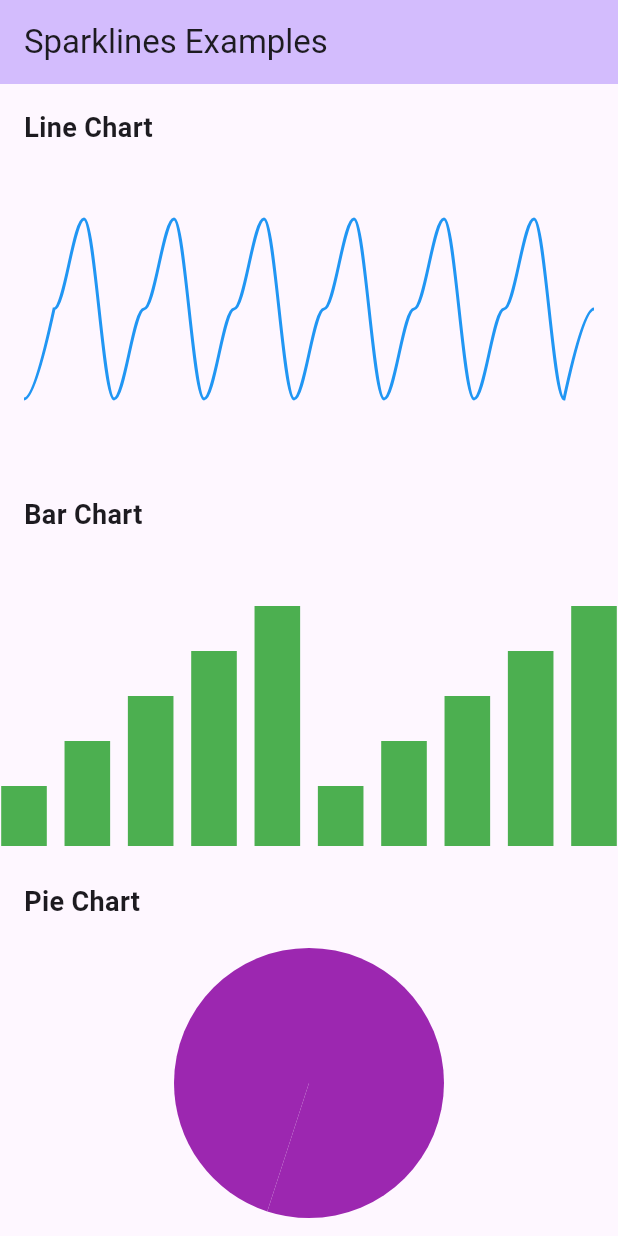
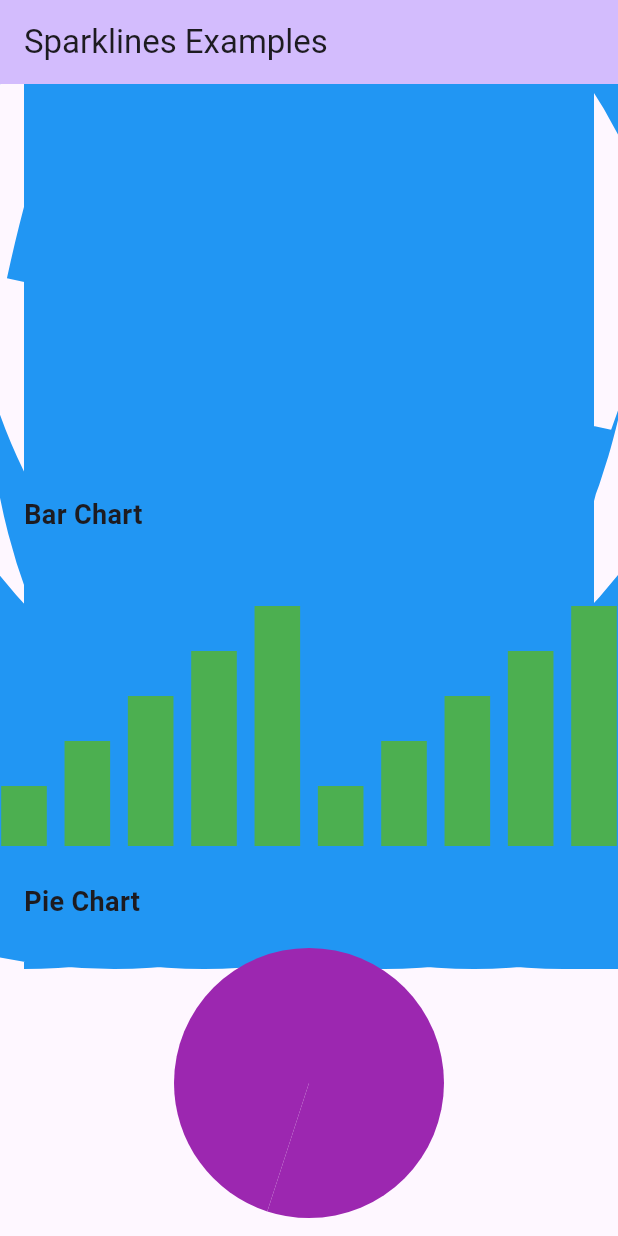
Before and after one commit to andry-brill/a-sparklines, a Flutter app: the screen it shows after launch, on a phone screen of 412 x 824 dp. Run offline on Flutter 3.47's test engine with Material 3 defaults, Android fonts, the phone set to English and light mode, and no system bars.

Commit message:
Relative dimension

```diff
--- a/sparklines/lib/sparklines.dart
+++ b/sparklines/lib/sparklines.dart
@@ -12,3 +12,4 @@ export 'src/interfaces.dart';
 
 // Enums
 export 'src/stroke_align.dart';
+export 'src/relative_dimension.dart';
--- a/sparklines/lib/src/coordinate_transformer.dart
+++ b/sparklines/lib/src/coordinate_transformer.dart
@@ -1,4 +1,5 @@
 import 'package:flutter/material.dart';
+import 'relative_dimension.dart';
 
 /// Transforms data coordinates to screen coordinates
 class CoordinateTransformer {
@@ -9,7 +10,7 @@ class CoordinateTransformer {
   final double width;
   final double height;
   final bool relativeDataPoints;
-  final bool relativeDimensions;
+  final RelativeDimension relativeDimensions;
   final bool crop;
 
   CoordinateTransformer({
@@ -20,7 +21,7 @@ class CoordinateTransformer {
     required this.width,
     required this.height,
     this.relativeDataPoints = true,
-    this.relativeDimensions = true,
+    this.relativeDimensions = RelativeDimension.width,
     this.crop = false,
   }) {
     assert(minX < maxX, 'minX must be less than maxX');
@@ -53,10 +54,23 @@ class CoordinateTransformer {
 
   /// Transform a relative width to absolute pixels
   double transformWidth(double relativeWidth) {
-    if (relativeDimensions) {
-      return relativeWidth * width;
-    } else {
-      return relativeWidth;
+    return transformDimension(relativeWidth);
+  }
+
+  /// Transform a dimensional value based on relativeDimensions setting
+  /// If value is infinity, returns it unchanged
+  double transformDimension(double value) {
+    if (value == double.infinity || value == double.negativeInfinity) {
+      return value;
+    }
+
+    switch (relativeDimensions) {
+      case RelativeDimension.none:
+        return value;
+      case RelativeDimension.width:
+        return value * width;
+      case RelativeDimension.height:
+        return value * height;
     }
   }
 
--- /dev/null
+++ b/sparklines/lib/src/relative_dimension.dart
@@ -0,0 +1,11 @@
+/// Enum for relative dimension calculation mode
+enum RelativeDimension {
+  /// No relative dimension calculation (use absolute values)
+  none,
+
+  /// Calculate relative to chart width
+  width,
+
+  /// Calculate relative to chart height
+  height,
+}
--- a/sparklines/lib/src/renderers/line_chart_renderer.dart
+++ b/sparklines/lib/src/renderers/line_chart_renderer.dart
@@ -63,7 +63,7 @@ class LineChartRenderer extends BaseRenderer {
 
     // Draw line
     paint.style = PaintingStyle.stroke;
-    paint.strokeWidth = lineData.width;
+    paint.strokeWidth = transformer.transformDimension(lineData.width);
     paint.strokeCap = lineData.isStrokeCapRound
         ? StrokeCap.round
         : StrokeCap.butt;
@@ -211,7 +211,8 @@ class LineChartRenderer extends BaseRenderer {
 
     for (final point in lineData.points) {
       final screenPoint = transformer.transformPoint(point.x, point.y);
-      canvas.drawCircle(screenPoint, style.radius, paint);
+      final radius = transformer.transformDimension(style.radius);
+      canvas.drawCircle(screenPoint, radius, paint);
     }
   }
 }
--- a/sparklines/lib/src/sparklines_chart.dart
+++ b/sparklines/lib/src/sparklines_chart.dart
@@ -5,6 +5,7 @@ import 'interfaces.dart';
 import 'chart_data.dart';
 import 'data_point.dart';
 import 'sparklines_painter.dart';
+import 'relative_dimension.dart';
 
 /// Main sparklines chart widget
 class SparklinesChart extends StatefulWidget {
@@ -19,7 +20,7 @@ class SparklinesChart extends StatefulWidget {
 
   final bool crop;
   final bool relativeDataPoints;
-  final bool relativeDimensions;
+  final RelativeDimension relativeDimensions;
 
   final Duration animationDuration;
   final Curve animationCurve;
@@ -38,7 +39,7 @@ class SparklinesChart extends StatefulWidget {
     this.maxY = 1.0,
     this.crop = false,
     this.relativeDataPoints = true,
-    this.relativeDimensions = true,
+    this.relativeDimensions = RelativeDimension.width,
     this.animationDuration = const Duration(milliseconds: 300),
     this.animationCurve = Curves.easeInOut,
     this.animate = true,
@@ -257,7 +258,7 @@ class _SparklinesRenderWidget extends StatelessWidget {
   final double maxY;
   final bool crop;
   final bool relativeDataPoints;
-  final bool relativeDimensions;
+  final RelativeDimension relativeDimensions;
   final Animation<double> animation;
   final List<ISparklinesData> Function(double) getCharts;
 
```
Also changed, not shown: sparklines/lib/src/renderers/bar_chart_renderer.dart (+32 -2 lines), sparklines/lib/src/renderers/pie_chart_renderer.dart (+62 -15 lines).
